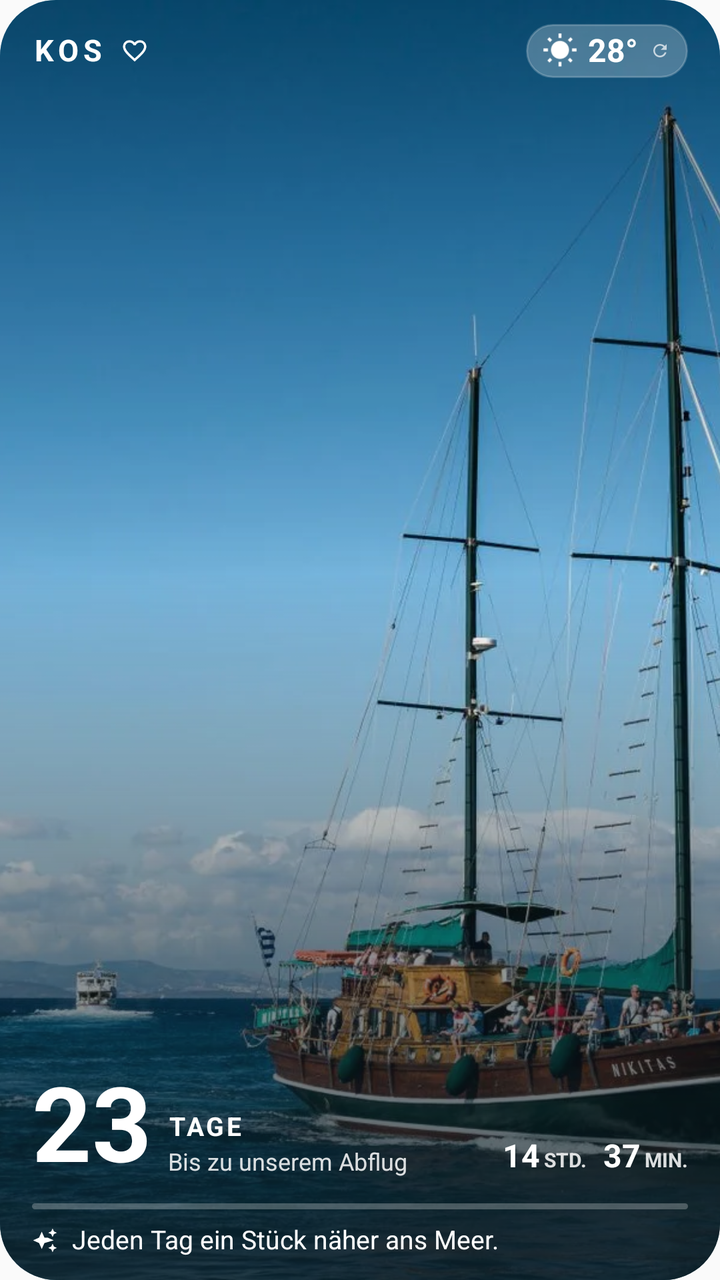
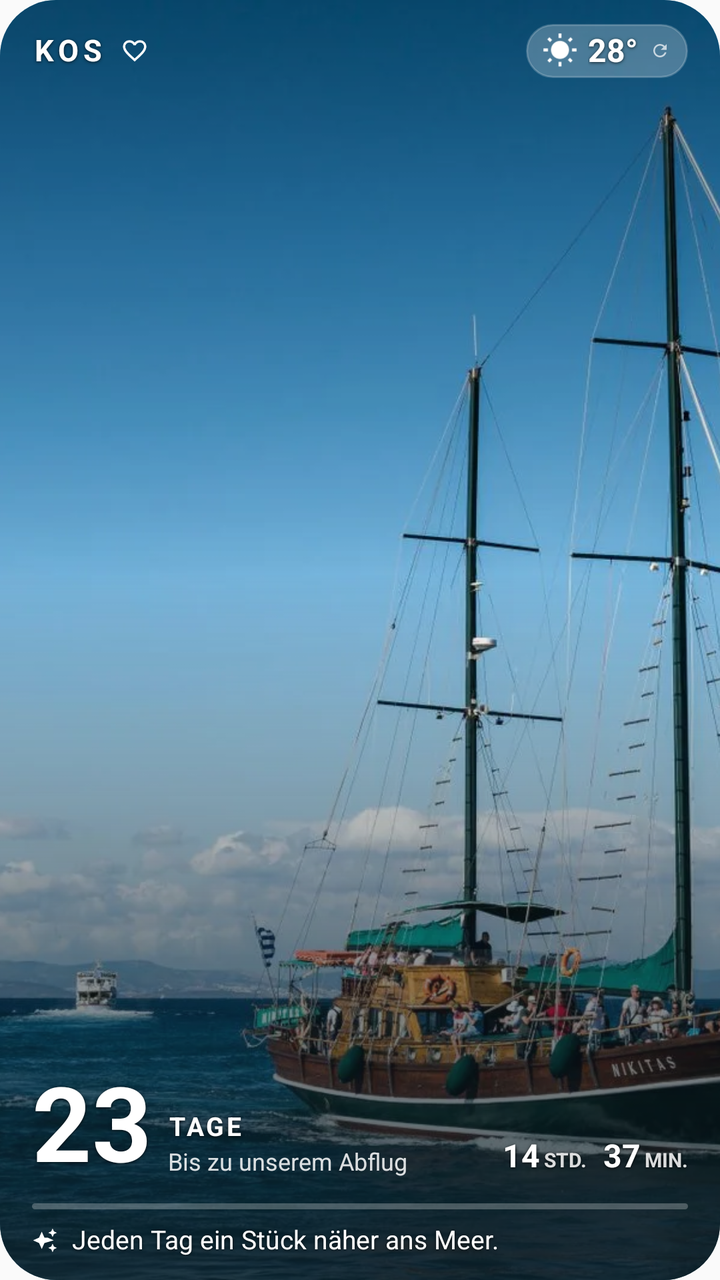

Compare the two renders of this Android layout. The source of the first and the diff that turns it into the second are given below.
<!-- AndroidManifest.xml: application theme Theme.KosWidget -->
<!-- res/layout/kos_countdown_widget_large.xml -->
<?xml version="1.0" encoding="utf-8"?>
<FrameLayout xmlns:android="http://schemas.android.com/apk/res/android"
    android:id="@+id/widget_root"
    android:layout_width="match_parent"
    android:layout_height="match_parent"
    android:background="@drawable/widget_paper_background"
    android:clipToOutline="true">

    
    <ImageView
        android:id="@+id/widget_background_image"
        android:layout_width="match_parent"
        android:layout_height="match_parent"
        android:contentDescription="@string/widget_background_description"
        android:scaleType="centerCrop"
        android:src="@drawable/kos_rot_11" />

    
    <ImageView
        android:layout_width="match_parent"
        android:layout_height="match_parent"
        android:importantForAccessibility="no"
        android:scaleType="fitXY"
        android:src="@drawable/widget_photo_scrim" />

    <LinearLayout
        android:layout_width="match_parent"
        android:layout_height="match_parent"
        android:orientation="vertical"
        android:paddingLeft="16dp"
        android:paddingTop="12dp"
        android:paddingRight="16dp"
        android:paddingBottom="12dp">

        
        <LinearLayout
            android:layout_width="match_parent"
            android:layout_height="wrap_content"
            android:gravity="center_vertical"
            android:orientation="horizontal">

            <TextView
                android:id="@+id/widget_large_title"
                android:layout_width="wrap_content"
                android:layout_height="wrap_content"
                android:includeFontPadding="false"
                android:letterSpacing="0.16"
                android:maxLines="1"
                android:text="@string/widget_large_title"
                android:textColor="@color/widget_on_photo"
                android:textSize="15sp"
                android:textStyle="bold" />

            <ImageView
                android:id="@+id/widget_heart"
                android:layout_width="14dp"
                android:layout_height="14dp"
                android:layout_marginLeft="8dp"
                android:contentDescription="@string/widget_favorite_description"
                android:src="@drawable/ic_heart_outline"
                android:tint="@color/widget_on_photo" />

            <FrameLayout
                android:layout_width="0dp"
                android:layout_height="1dp"
                android:layout_weight="1" />

            <LinearLayout
                android:id="@+id/widget_weather_pill"
                android:layout_width="wrap_content"
                android:layout_height="wrap_content"
                android:background="@drawable/widget_weather_pill_background"
                android:gravity="center_vertical"
                android:orientation="horizontal"
                android:paddingLeft="8dp"
                android:paddingTop="4dp"
                android:paddingRight="9dp"
                android:paddingBottom="4dp">

                <ImageView
                    android:id="@+id/widget_weather_icon"
                    android:layout_width="18dp"
                    android:layout_height="18dp"
                    android:layout_marginRight="5dp"
                    android:contentDescription="@string/widget_weather_description"
                    android:src="@drawable/ic_sun"
                    android:tint="@color/widget_on_photo" />

                <TextView
                    android:id="@+id/widget_weather_temp"
                    android:layout_width="wrap_content"
                    android:layout_height="wrap_content"
                    android:includeFontPadding="false"
                    android:text="@string/widget_weather_temp"
                    android:textColor="@color/widget_on_photo"
                    android:textSize="16sp"
                    android:textStyle="bold" />

                <ImageView
                    android:id="@+id/widget_refresh_icon"
                    android:layout_width="10dp"
                    android:layout_height="10dp"
                    android:layout_marginLeft="6dp"
                    android:alpha="0.7"
                    android:contentDescription="@string/widget_refresh_description"
                    android:src="@drawable/ic_refresh_subtle"
                    android:tint="@color/widget_on_photo" />
            </LinearLayout>
        </LinearLayout>

        
        <FrameLayout
            android:layout_width="match_parent"
            android:layout_height="0dp"
            android:layout_weight="1" />

        
        <LinearLayout
            android:id="@+id/widget_countdown_row"
            android:layout_width="match_parent"
            android:layout_height="wrap_content"
            android:gravity="bottom"
            android:orientation="horizontal">

            <TextView
                android:id="@+id/widget_days"
                android:layout_width="wrap_content"
                android:layout_height="wrap_content"
                android:includeFontPadding="false"
                android:maxLines="1"
                android:text="23"
                android:textColor="@color/widget_on_photo"
                android:textSize="52sp"
                android:textStyle="bold" />

            <LinearLayout
                android:layout_width="0dp"
                android:layout_height="wrap_content"
                android:layout_marginLeft="8dp"
                android:layout_marginBottom="5dp"
                android:layout_weight="1"
                android:orientation="vertical">

                <TextView
                    android:layout_width="wrap_content"
                    android:layout_height="wrap_content"
                    android:includeFontPadding="false"
                    android:letterSpacing="0.1"
                    android:text="@string/widget_days_label"
                    android:textColor="@color/widget_on_photo"
                    android:textSize="13sp"
                    android:textStyle="bold" />

                <TextView
                    android:id="@+id/widget_subtitle"
                    android:layout_width="match_parent"
                    android:layout_height="wrap_content"
                    android:layout_marginTop="1dp"
                    android:autoSizeMaxTextSize="12sp"
                    android:autoSizeMinTextSize="9sp"
                    android:autoSizeStepGranularity="1sp"
                    android:autoSizeTextType="uniform"
                    android:maxLines="1"
                    android:text="@string/widget_subtitle"
                    android:textColor="@color/widget_on_photo_soft"
                    android:textSize="12sp" />
            </LinearLayout>

            <LinearLayout
                android:layout_width="wrap_content"
                android:layout_height="wrap_content"
                android:layout_marginBottom="6dp"
                android:gravity="bottom"
                android:orientation="horizontal">

                <TextView
                    android:id="@+id/widget_hours"
                    android:layout_width="wrap_content"
                    android:layout_height="wrap_content"
                    android:includeFontPadding="false"
                    android:text="14"
                    android:textColor="@color/widget_on_photo"
                    android:textSize="16sp"
                    android:textStyle="bold" />

                <TextView
                    android:layout_width="wrap_content"
                    android:layout_height="wrap_content"
                    android:layout_marginLeft="2dp"
                    android:layout_marginRight="8dp"
                    android:includeFontPadding="false"
                    android:text="@string/widget_hours_label"
                    android:textColor="@color/widget_on_photo_soft"
                    android:textSize="10sp"
                    android:textStyle="bold" />

                <TextView
                    android:id="@+id/widget_minutes"
                    android:layout_width="wrap_content"
                    android:layout_height="wrap_content"
                    android:includeFontPadding="false"
                    android:text="37"
                    android:textColor="@color/widget_on_photo"
                    android:textSize="16sp"
                    android:textStyle="bold" />

                <TextView
                    android:layout_width="wrap_content"
                    android:layout_height="wrap_content"
                    android:layout_marginLeft="2dp"
                    android:includeFontPadding="false"
                    android:text="@string/widget_minutes_label"
                    android:textColor="@color/widget_on_photo_soft"
                    android:textSize="10sp"
                    android:textStyle="bold" />
            </LinearLayout>
        </LinearLayout>

        
        <ProgressBar
            android:id="@+id/widget_progress_bar"
            style="@android:style/Widget.ProgressBar.Horizontal"
            android:layout_width="match_parent"
            android:layout_height="3dp"
            android:layout_marginTop="8dp"
            android:max="1000"
            android:progressDrawable="@drawable/widget_progress_drawable" />

        
        <TextView
            android:id="@+id/widget_arrival_message"
            android:layout_width="match_parent"
            android:layout_height="wrap_content"
            android:autoSizeMaxTextSize="27sp"
            android:autoSizeMinTextSize="18sp"
            android:autoSizeStepGranularity="1sp"
            android:autoSizeTextType="uniform"
            android:includeFontPadding="false"
            android:maxLines="2"
            android:text="@string/widget_arrival_message"
            android:textColor="@color/widget_on_photo"
            android:textSize="27sp"
            android:textStyle="bold"
            android:visibility="gone" />

        <TextView
            android:id="@+id/widget_vacation_subtitle"
            android:layout_width="match_parent"
            android:layout_height="wrap_content"
            android:layout_marginTop="4dp"
            android:autoSizeMaxTextSize="15sp"
            android:autoSizeMinTextSize="11sp"
            android:autoSizeStepGranularity="1sp"
            android:autoSizeTextType="uniform"
            android:includeFontPadding="false"
            android:maxLines="2"
            android:text="@string/widget_vacation_line2"
            android:textColor="@color/widget_on_photo_soft"
            android:textSize="15sp"
            android:visibility="gone" />

        
        <LinearLayout
            android:id="@+id/widget_phrase_container"
            android:layout_width="match_parent"
            android:layout_height="wrap_content"
            android:layout_marginTop="8dp"
            android:gravity="center_vertical"
            android:orientation="horizontal">

            <ImageView
                android:layout_width="13dp"
                android:layout_height="13dp"
                android:layout_marginRight="7dp"
                android:contentDescription="@string/widget_phrase_description"
                android:src="@drawable/ic_sparkle"
                android:tint="@color/widget_on_photo" />

            <TextView
                android:id="@+id/widget_phrase_value"
                android:layout_width="0dp"
                android:layout_height="wrap_content"
                android:layout_weight="1"
                android:autoSizeMaxTextSize="13sp"
                android:autoSizeMinTextSize="9sp"
                android:autoSizeStepGranularity="1sp"
                android:autoSizeTextType="uniform"
                android:includeFontPadding="false"
                android:maxLines="1"
                android:text="@string/widget_phrase"
                android:textColor="@color/widget_on_photo"
                android:textSize="13sp" />
        </LinearLayout>
    </LinearLayout>
</FrameLayout>
<!-- resources referenced by this layout -->
<resources>
  <color name="widget_on_photo">#FFFFFFFF</color>
  <color name="widget_on_photo_soft">#D9FFFFFF</color>
  <!-- drawable ic_refresh_subtle (drawable) -->
  <vector xmlns:android="http://schemas.android.com/apk/res/android"
      android:width="24dp"
      android:height="24dp"
      android:viewportWidth="24"
      android:viewportHeight="24">
      <path
          android:fillColor="#FFFFFFFF"
          android:pathData="M17.65,6.35C16.2,4.9 14.21,4 12,4c-4.42,0 -7.99,3.58 -7.99,8s3.57,8 7.99,8c3.73,0 6.84,-2.55 7.73,-6h-2.08c-0.82,2.33 -3.04,4 -5.65,4c-3.31,0 -6,-2.69 -6,-6s2.69,-6 6,-6c1.66,0 3.14,0.69 4.22,1.78L13,11h7V4z" />
  </vector>
  <!-- drawable ic_sparkle (drawable) -->
  <vector xmlns:android="http://schemas.android.com/apk/res/android"
      android:width="24dp"
      android:height="24dp"
      android:viewportWidth="24"
      android:viewportHeight="24">
      <path
          android:fillColor="#FFFFFFFF"
          android:pathData="M19,9l1.25,-2.75L23,5l-2.75,-1.25L19,1l-1.25,2.75L15,5l2.75,1.25L19,9zM11.5,9.5L9,4 6.5,9.5 1,12l5.5,2.5L9,20l2.5,-5.5L20,12l-5.5,-2.5zM19,15l-1.25,2.75L15,19l2.75,1.25L19,23l1.25,-2.75L23,19l-2.75,-1.25L19,15z" />
  </vector>
  <!-- drawable widget_paper_background (drawable) -->
  <?xml version="1.0" encoding="utf-8"?>
  <shape xmlns:android="http://schemas.android.com/apk/res/android">
      <solid android:color="@color/widget_paper" />
      <corners android:radius="28dp" />
      <stroke android:width="1dp" android:color="@color/widget_line" />
  </shape>
  <!-- drawable widget_photo_scrim (drawable) -->
  <?xml version="1.0" encoding="utf-8"?>
  <shape xmlns:android="http://schemas.android.com/apk/res/android">
      <gradient
          android:angle="270"
          android:centerColor="#00000000"
          android:centerY="0.45"
          android:endColor="#CC0A1A22"
          android:startColor="#66000000" />
  </shape>
  <!-- drawable widget_progress_drawable (drawable) -->
  <?xml version="1.0" encoding="utf-8"?>
  <layer-list xmlns:android="http://schemas.android.com/apk/res/android">
      <item android:id="@android:id/background">
          <shape>
              <solid android:color="#40FFFFFF" />
              <corners android:radius="2dp" />
          </shape>
      </item>
      <item android:id="@android:id/progress">
          <clip>
              <shape>
                  <solid android:color="#FFFFFFFF" />
                  <corners android:radius="2dp" />
              </shape>
          </clip>
      </item>
  </layer-list>
  <!-- drawable widget_weather_pill_background (drawable) -->
  <?xml version="1.0" encoding="utf-8"?>
  <shape xmlns:android="http://schemas.android.com/apk/res/android">
      <solid android:color="#40FFFFFF" />
      <corners android:radius="18dp" />
      <stroke android:width="1dp" android:color="#33FFFFFF" />
  </shape>
  <string name="widget_arrival_message">Es ist soweit!</string>
  <string name="widget_background_description">Kos-Bild</string>
  <string name="widget_days_label">TAGE</string>
  <string name="widget_favorite_description">Favorit</string>
  <string name="widget_hours_label">STD.</string>
  <string name="widget_large_title">KOS</string>
  <string name="widget_minutes_label">MIN.</string>
  <string name="widget_phrase">Jeden Tag ein Stück näher ans Meer.</string>
  <string name="widget_phrase_description">Spruch des Tages</string>
  <string name="widget_refresh_description">Wetter aktualisieren</string>
  <string name="widget_subtitle">Bis zu unserem Abflug</string>
  <string name="widget_vacation_line2">Genießt jeden Augenblick.</string>
  <string name="widget_weather_description">Wetter</string>
  <string name="widget_weather_temp">28°</string>
  <style name="Theme.KosWidget" parent="android:Theme.Material.Light.NoActionBar" />
  <color name="widget_paper">#FFF6F0E4</color>
  <color name="widget_line">#332B3A30</color>
  <!-- unchanged entries left out for length: 3 -->
</resources>

<!-- the commit's change to res/layout/kos_countdown_widget_large.xml (unified diff, before → after) -->
@@ -43,7 +43,10 @@
                 android:id="@+id/widget_large_title"
                 android:layout_width="wrap_content"
                 android:layout_height="wrap_content"
-                android:includeFontPadding="false"
+                android:shadowColor="#B3000000"
+        android:shadowDy="1"
+        android:shadowRadius="4"
+        android:includeFontPadding="false"
                 android:letterSpacing="0.16"
                 android:maxLines="1"
                 android:text="@string/widget_large_title"
@@ -90,7 +93,10 @@
                     android:id="@+id/widget_weather_temp"
                     android:layout_width="wrap_content"
                     android:layout_height="wrap_content"
-                    android:includeFontPadding="false"
+                    android:shadowColor="#B3000000"
+        android:shadowDy="1"
+        android:shadowRadius="4"
+        android:includeFontPadding="false"
                     android:text="@string/widget_weather_temp"
                     android:textColor="@color/widget_on_photo"
                     android:textSize="16sp"
@@ -126,7 +132,10 @@
                 android:id="@+id/widget_days"
                 android:layout_width="wrap_content"
                 android:layout_height="wrap_content"
-                android:includeFontPadding="false"
+                android:shadowColor="#B3000000"
+        android:shadowDy="1"
+        android:shadowRadius="4"
+        android:includeFontPadding="false"
                 android:maxLines="1"
                 android:text="23"
                 android:textColor="@color/widget_on_photo"
@@ -144,7 +153,10 @@
                 <TextView
                     android:layout_width="wrap_content"
                     android:layout_height="wrap_content"
-                    android:includeFontPadding="false"
+                    android:shadowColor="#B3000000"
+        android:shadowDy="1"
+        android:shadowRadius="4"
+        android:includeFontPadding="false"
                     android:letterSpacing="0.1"
                     android:text="@string/widget_days_label"
                     android:textColor="@color/widget_on_photo"
@@ -177,7 +189,10 @@
                     android:id="@+id/widget_hours"
                     android:layout_width="wrap_content"
                     android:layout_height="wrap_content"
-                    android:includeFontPadding="false"
+                    android:shadowColor="#B3000000"
+        android:shadowDy="1"
+        android:shadowRadius="4"
+        android:includeFontPadding="false"
                     android:text="14"
                     android:textColor="@color/widget_on_photo"
                     android:textSize="16sp"
@@ -188,7 +203,10 @@
                     android:layout_height="wrap_content"
                     android:layout_marginLeft="2dp"
                     android:layout_marginRight="8dp"
-                    android:includeFontPadding="false"
+                    android:shadowColor="#B3000000"
+        android:shadowDy="1"
+        android:shadowRadius="4"
+        android:includeFontPadding="false"
                     android:text="@string/widget_hours_label"
                     android:textColor="@color/widget_on_photo_soft"
                     android:textSize="10sp"
@@ -198,7 +216,10 @@
                     android:id="@+id/widget_minutes"
                     android:layout_width="wrap_content"
                     android:layout_height="wrap_content"
-                    android:includeFontPadding="false"
+                    android:shadowColor="#B3000000"
+        android:shadowDy="1"
+        android:shadowRadius="4"
+        android:includeFontPadding="false"
                     android:text="37"
                     android:textColor="@color/widget_on_photo"
                     android:textSize="16sp"
@@ -208,7 +229,10 @@
                     android:layout_width="wrap_content"
                     android:layout_height="wrap_content"
                     android:layout_marginLeft="2dp"
-                    android:includeFontPadding="false"
+                    android:shadowColor="#B3000000"
+        android:shadowDy="1"
+        android:shadowRadius="4"
+        android:includeFontPadding="false"
                     android:text="@string/widget_minutes_label"
                     android:textColor="@color/widget_on_photo_soft"
                     android:textSize="10sp"
@@ -235,7 +259,10 @@
             android:autoSizeMinTextSize="18sp"
             android:autoSizeStepGranularity="1sp"
             android:autoSizeTextType="uniform"
-            android:includeFontPadding="false"
+            android:shadowColor="#B3000000"
+        android:shadowDy="1"
+        android:shadowRadius="4"
+        android:includeFontPadding="false"
             android:maxLines="2"
             android:text="@string/widget_arrival_message"
             android:textColor="@color/widget_on_photo"
@@ -252,7 +279,10 @@
             android:autoSizeMinTextSize="11sp"
             android:autoSizeStepGranularity="1sp"
             android:autoSizeTextType="uniform"
-            android:includeFontPadding="false"
+            android:shadowColor="#B3000000"
+        android:shadowDy="1"
+        android:shadowRadius="4"
+        android:includeFontPadding="false"
             android:maxLines="2"
             android:text="@string/widget_vacation_line2"
             android:textColor="@color/widget_on_photo_soft"
@@ -285,7 +315,10 @@
                 android:autoSizeMinTextSize="9sp"
                 android:autoSizeStepGranularity="1sp"
                 android:autoSizeTextType="uniform"
-                android:includeFontPadding="false"
+                android:shadowColor="#B3000000"
+        android:shadowDy="1"
+        android:shadowRadius="4"
+        android:includeFontPadding="false"
                 android:maxLines="1"
                 android:text="@string/widget_phrase"
                 android:textColor="@color/widget_on_photo"
